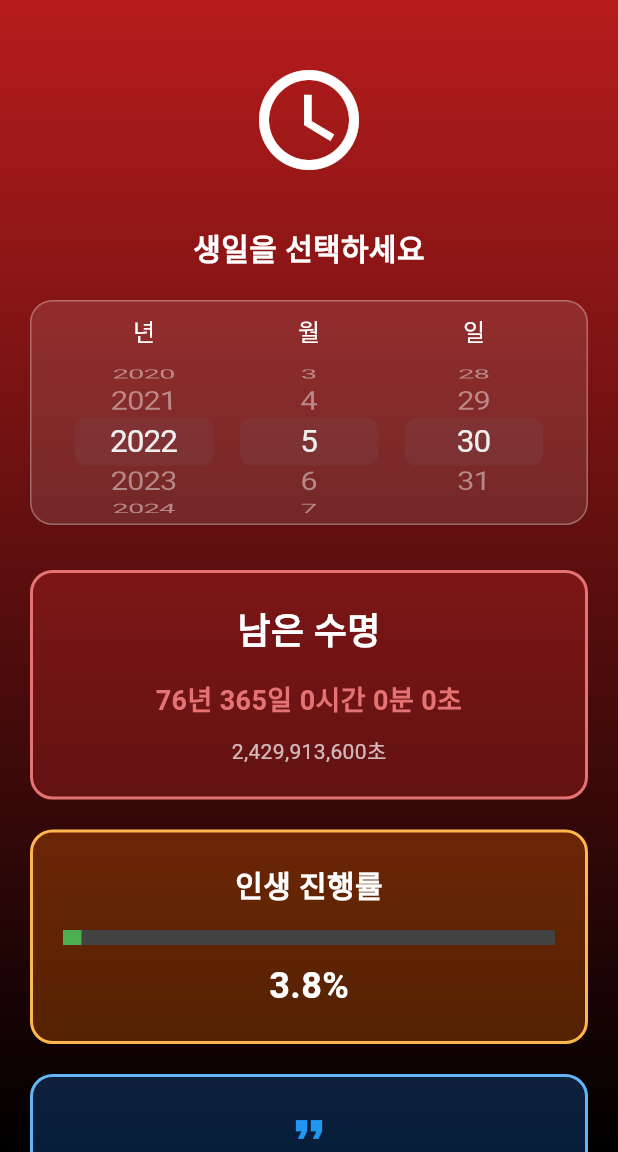
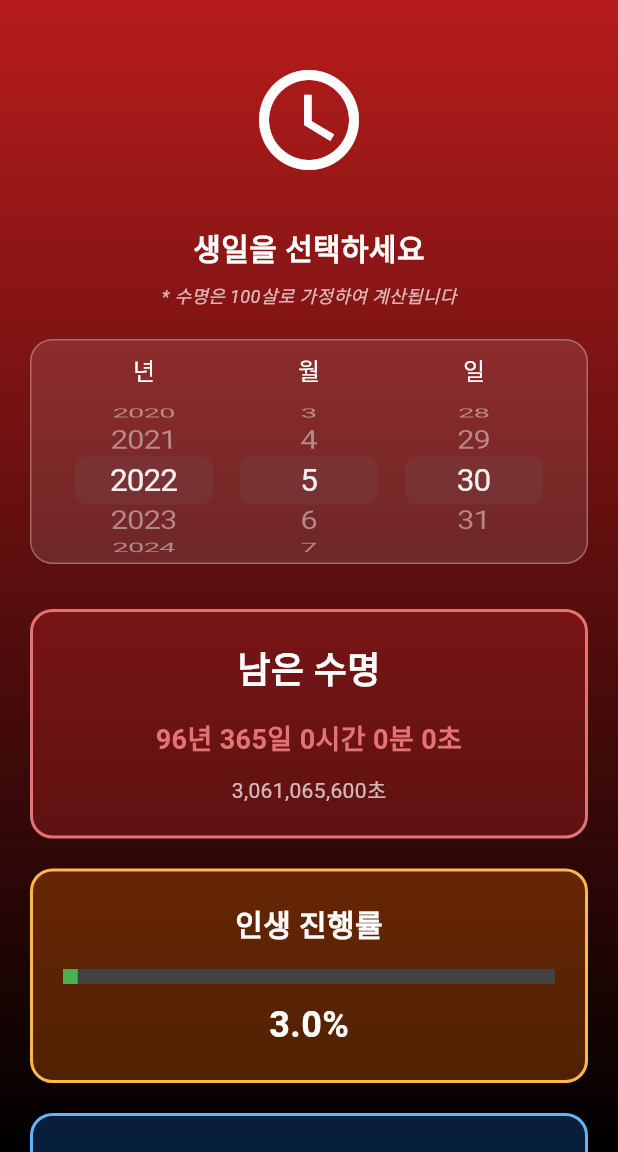
Before and after one commit to wjb127/death-clock-flutter-app, a Flutter app: the screen it shows after launch, after a tap on an icon or button, on a phone screen of 412 x 824 dp, the part 84-1236 px from its top. Run offline on Flutter 3.47's test engine with Material 3 defaults, Android fonts, the light colour scheme and no system bars.

Commit message:
Update: 수명 기준을 100년으로 변경 및 안내 문구 추가

```diff
--- a/lib/main.dart
+++ b/lib/main.dart
@@ -90,8 +90,8 @@ class _DeathClockHomePageState extends State<DeathClockHomePage> {
     final age = now.difference(selectedBirthDate!);
     final ageInYears = age.inDays / 365.25;
 
-    // 80년 수명 기준
-    const lifeExpectancy = 80.0;
+    // 100년 수명 기준
+    const lifeExpectancy = 100.0;
     final remainingYears = lifeExpectancy - ageInYears;
 
     if (remainingYears > 0) {
@@ -183,6 +183,15 @@ class _DeathClockHomePageState extends State<DeathClockHomePage> {
                     color: Colors.white,
                     fontSize: 20,
                     fontWeight: FontWeight.bold,
+                  ),
+                ),
+                const SizedBox(height: 8),
+                const Text(
+                  '* 수명은 100살로 가정하여 계산됩니다',
+                  style: TextStyle(
+                    color: Colors.white70,
+                    fontSize: 12,
+                    fontStyle: FontStyle.italic,
                   ),
                 ),
                 const SizedBox(height: 20),
```
